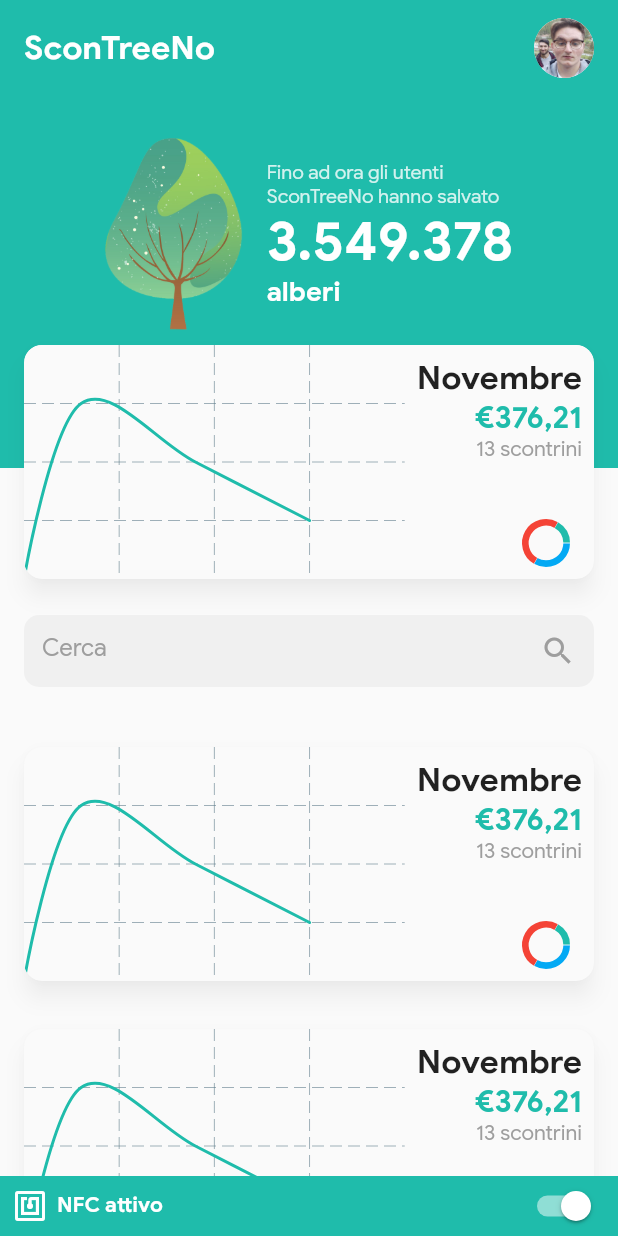
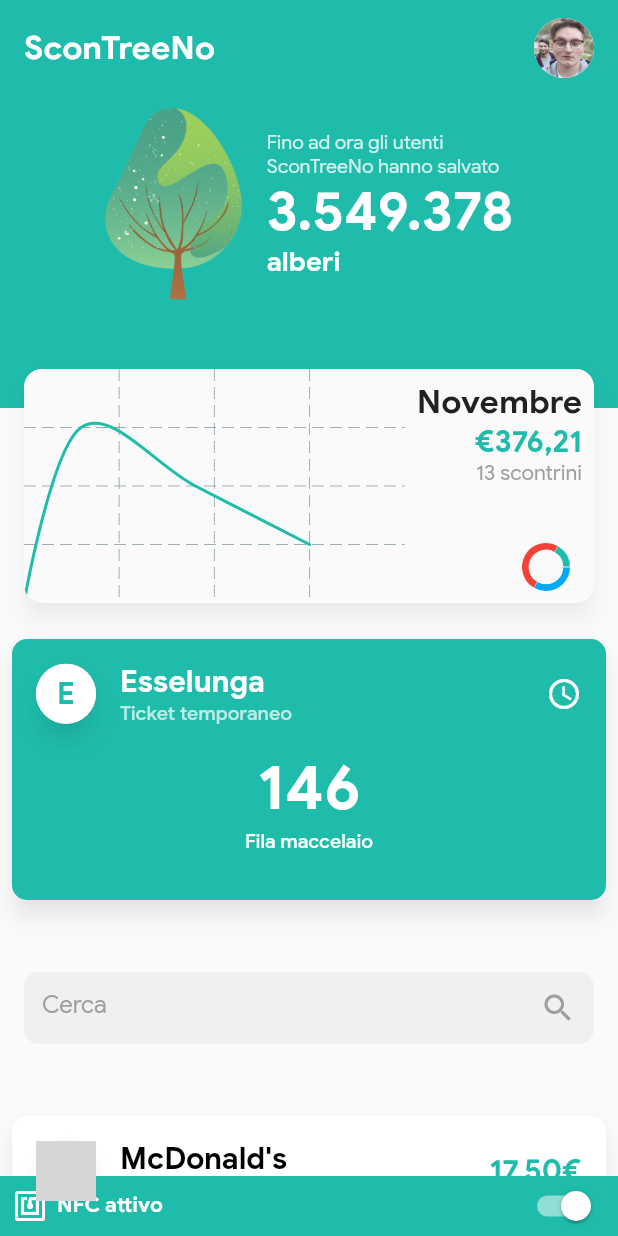
Before and after one commit to Harshurp20/scontreeno, a Flutter app: the screen it shows after launch, on a phone screen of 412 x 824 dp. Run offline on Flutter 3.47's test engine with Material 2 defaults, Android fonts, the light colour scheme and no system bars; drawn by our look-alikes of fl_chart; missing offline and left inert: flutter_nfc_reader, flutter_qr_reader; grey boxes are pictures that could not be loaded.

Commit message:
Refactored receipt class, receipt tile

```diff
--- a/app/lib/models/receipt.dart
+++ b/app/lib/models/receipt.dart
@@ -1,17 +1,41 @@
-class Receipt {
+import 'package:flutter/material.dart';
+import 'package:scontreeno/models/transaction_article.dart';
+
+abstract class Receipt {
   String shopName;
-  double tot;
   String shopImageURL;
   DateTime time;
-  final bool isFiscale;
-  final bool isTemporaneo;
 
-  Receipt({
+  Receipt(
+    this.shopName,
+    this.time, {
     this.shopImageURL,
-    this.shopName,
-    this.tot,
-    this.isFiscale,
-    this.isTemporaneo,
-    this.time,
   });
 }
+
+class FiscalReceipt extends Receipt {
+  List<TransactionArticle> articles;
+
+  FiscalReceipt({
+    @required String shopName,
+    @required this.articles,
+    @required DateTime time,
+    String shopImageURL,
+  }) : super(shopName, time, shopImageURL: shopImageURL);
+
+  double get total =>
+      articles.fold<double>(0.0, (prev, article) => prev + article.tot);
+}
+
+class TempReceipt extends Receipt {
+  String description;
+  String data;
+
+  TempReceipt({
+    @required this.data,
+    @required this.description,
+    @required String shopName,
+    @required DateTime time,
+    String shopImageURL,
+  }) : super(shopName, time, shopImageURL: shopImageURL);
+}
--- /dev/null
+++ b/app/lib/models/transaction_article.dart
@@ -0,0 +1,21 @@
+import 'package:flutter/material.dart';
+
+class TransactionArticle {
+  final String title;
+
+  @protected
+  final double cost;
+  final List<Discount> discounts;
+
+  TransactionArticle(this.title, this.cost, {this.discounts: const []});
+
+  double get tot =>
+      cost - discounts.fold(0.0, (prev, next) => prev + next.discount);
+}
+
+class Discount {
+  final double discount;
+  final String title;
+
+  Discount({@required this.discount, @required this.title});
+}
--- a/app/lib/pages_app/transactions_list/transactions_list_page.dart
+++ b/app/lib/pages_app/transactions_list/transactions_list_page.dart
@@ -5,6 +5,7 @@
 import 'package:scontreeno/misc/palette.dart';
 import 'package:scontreeno/pages_app/transactions_list/widgets/month_header.dart';
 import 'package:scontreeno/pages_app/transactions_list/widgets/month_tile.dart';
+import 'package:scontreeno/pages_app/transactions_list/widgets/receipt_tile.dart';
 import 'package:scontreeno/pages_app/transactions_list/widgets/search_bar.dart';
 import 'package:scontreeno/pages_app/transactions_list/widgets/stats_appbar.dart';
 import 'package:scontreeno/states/general_state.dart';
@@ -112,31 +113,41 @@
         alignment: AlignmentDirectional.topCenter,
         children: <Widget>[
           StatsAppbar(hide: _showMonthHeader),
-          ListView(
+          CustomScrollView(
             controller: _scrollController,
-            padding: EdgeInsets.only(top: 230.0, left: 16.0, right: 16.0),
-            children: <Widget>[
-              MonthTile(),
-              SearchBar(),
-              Padding(
-                padding: const EdgeInsets.symmetric(vertical: 16.0),
-                child: MonthTile(),
+            slivers: <Widget>[
+              SliverToBoxAdapter(child: SizedBox(height: 230.0)),
+              SliverToBoxAdapter(
+                child: Padding(
+                  padding: const EdgeInsets.symmetric(
+                    horizontal: 16.0,
+                    vertical: 16.0,
+                  ),
+                  child: MonthTile(),
+                ),
               ),
-              Padding(
-                padding: const EdgeInsets.symmetric(vertical: 16.0),
-                child: MonthTile(),
+              SliverList(
+                delegate: SliverChildBuilderDelegate(
+                  (context, i) =>
+                      FiscalReceiptTile(receipt: _notifier.tempReceipts[i]),
+                  childCount: _notifier.tempReceipts.length,
+                ),
               ),
-              Padding(
-                padding: const EdgeInsets.symmetric(vertical: 16.0),
-                child: MonthTile(),
+              SliverToBoxAdapter(
+                child: Padding(
+                  padding: const EdgeInsets.symmetric(
+                    horizontal: 16.0,
+                    vertical: 16.0,
+                  ),
+                  child: SearchBar(),
+                ),
               ),
-              Padding(
-                padding: const EdgeInsets.symmetric(vertical: 16.0),
-                child: MonthTile(),
-              ),
-              Padding(
-                padding: const EdgeInsets.symmetric(vertical: 16.0),
-                child: MonthTile(),
+              SliverList(
+                delegate: SliverChildBuilderDelegate(
+                  (context, i) =>
+                      FiscalReceiptTile(receipt: _notifier.fiscalReceipts[/* i */0]),
+                  childCount: _notifier.fiscalReceipts.length * 50,
+                ),
               ),
             ],
           ),
--- /dev/null
+++ b/app/lib/pages_app/transactions_list/widgets/receipt_tile.dart
@@ -0,0 +1,188 @@
+import 'package:flutter/material.dart';
+import 'package:scontreeno/misc/palette.dart';
+import 'package:scontreeno/models/receipt.dart';
+
+class FiscalReceiptTile extends StatelessWidget {
+  final /* Fiscal */ Receipt receipt;
+  const FiscalReceiptTile({Key key, this.receipt}) : super(key: key);
+
+  @override
+  Widget build(BuildContext context) {
+    return Padding(
+      padding: const EdgeInsets.all(8.0),
+      child: Material(
+        color: receipt is FiscalReceipt ? Colors.white : Palette.lightBlue,
+        elevation: 6.0,
+        shadowColor: Colors.black38,
+        borderRadius: BorderRadius.circular(10.0),
+        clipBehavior: Clip.antiAlias,
+        child: Padding(
+          padding: const EdgeInsets.all(16.0),
+          child: Column(
+            children: <Widget>[
+              Row(
+                children: <Widget>[
+                  SizedBox.fromSize(
+                    size: Size.fromRadius(20.0),
+                    child: Material(
+                      elevation: 6.0,
+                      shadowColor: Colors.black38,
+                      shape: CircleBorder(),
+                      clipBehavior: Clip.antiAlias,
+                      child: receipt.shopImageURL != null
+                          ? Image.asset(
+                              receipt.shopImageURL,
+                              fit: BoxFit.cover,
+                            )
+                          : SizedBox.expand(
+                              child: Container(
+                                color: receipt is FiscalReceipt
+                                    ? Palette.lightBlue
+                                    : Colors.white,
+                                child: Center(
+                                  child: Text(
+                                    receipt.shopName.substring(0, 1),
+                                    style: TextStyle(
+                                      fontSize: 20.0,
+                                      color: receipt is FiscalReceipt
+                                          ? Colors.white
+                                          : Palette.lightBlue,
+                                      fontWeight: FontWeight.bold,
+                                    ),
+                                  ),
+                                ),
+                              ),
+                            ),
+                    ),
+                  ),
+                  SizedBox(width: 16.0),
+                  Expanded(
+                    child: Column(
+                      crossAxisAlignment: CrossAxisAlignment.start,
+                      children: <Widget>[
+                        Text(
+                          receipt.shopName,
+                          style: TextStyle(
+                            fontSize: 20.0,
+                            color: receipt is FiscalReceipt
+                                ? Colors.black
+                                : Colors.white,
+                            fontWeight: FontWeight.bold,
+                          ),
+                        ),
+                        if (receipt is FiscalReceipt)
+                          Text(
+                            receipt.time.toIso8601String(),
+                            style: TextStyle(
+                              fontSize: 13.0,
+                              color: Colors.black38,
+                              fontWeight: FontWeight.w500,
+                            ),
+                          )
+                        else
+                          Text(
+                            'Ticket temporaneo',
+                            style: TextStyle(
+                              fontSize: 13.0,
+                              color: Colors.white70,
+                              fontWeight: FontWeight.w500,
+                            ),
+                          ),
+                      ],
+                    ),
+                  ),
+                  if (receipt is FiscalReceipt)
+                    Text(
+                      (receipt as FiscalReceipt).total.toStringAsFixed(2) + '€',
+                      style: TextStyle(
+                        fontSize: 20.0,
+                        color: Palette.lightBlue,
+                        fontWeight: FontWeight.bold,
+                      ),
+                    )
+                  else
+                    Icon(
+                      Icons.access_time,
+                      color: Colors.white,
+                    ),
+                ],
+              ),
+              if (receipt is FiscalReceipt)
+                Padding(
+                  padding: const EdgeInsets.all(16.0),
+                  child: Column(
+                    crossAxisAlignment: CrossAxisAlignment.stretch,
+                    children: (receipt as FiscalReceipt)
+                        .articles
+                        .map<Widget>(
+                          (a) => Row(
+                            children: <Widget>[
+                              Text(
+                                a.title,
+                                textAlign: TextAlign.left,
+                                style: TextStyle(
+                                  fontSize: 20.0,
+                                  fontWeight: FontWeight.bold,
+                                ),
+                              ),
+                              Expanded(
+                                child: Text(
+                                  '....................................................',
+                                  maxLines: 1,
+                                  overflow: TextOverflow.clip,
+                                  style: TextStyle(
+                                    fontSize: 20.0,
+                                    fontWeight: FontWeight.bold,
+                                  ),
+                                ),
+                              ),
+                              Text(
+                                (a.tot
+                                        .toStringAsFixed(2)
+                                        .replaceAll('.', ',')) +
+                                    '€',
+                                textAlign: TextAlign.left,
+                                style: TextStyle(
+                                  fontSize: 20.0,
+                                  fontWeight: FontWeight.bold,
+                                ),
+                              ),
+                            ],
+                          ),
+                        )
+                        .toList(),
+                  ),
+                )
+              else
+                Padding(
+                  padding: const EdgeInsets.all(16.0),
+                  child: Column(
+                    children: <Widget>[
+                      Text(
+                        (receipt as TempReceipt).data,
+                        textAlign: TextAlign.center,
+                        style: TextStyle(
+                          fontSize: 42.0,
+                          color: Colors.white,
+                          fontWeight: FontWeight.bold,
+                        ),
+                      ),
+                      Text(
+                        (receipt as TempReceipt).description,
+                        textAlign: TextAlign.center,
+                        style: TextStyle(
+                          fontSize: 13.0,
+                          color: Colors.white,
+                          fontWeight: FontWeight.w500,
+                        ),
+                      ),
+                    ],
+                  ),
+                ),
+            ],
+          ),
+        ),
+      ),
+    );
+  }
+}
--- a/app/lib/pages_app/transactions_list/widgets/stats_appbar.dart
+++ b/app/lib/pages_app/transactions_list/widgets/stats_appbar.dart
@@ -12,7 +12,7 @@
       curve: Curves.easeOut,
       opacity: hide ? 0.0 : 1.0,
       child: Container(
-        height: 256.0 + kToolbarHeight,
+        height: 216.0 + kToolbarHeight,
         width: double.infinity,
         padding: EdgeInsets.all(8.0)
             .copyWith(top: 8.0 + MediaQuery.of(context).padding.top),
--- a/app/lib/states/general_state.dart
+++ b/app/lib/states/general_state.dart
@@ -1,21 +1,43 @@
+import 'dart:collection';
+
 import 'package:flutter/foundation.dart';
 import 'package:scontreeno/models/receipt.dart';
+import 'package:scontreeno/models/transaction_article.dart';
 
 class GeneralState with ChangeNotifier {
   bool _isNFCactive = true;
-  List<Receipt> receipts = [
-    Receipt(
+  List<FiscalReceipt> _fiscalReceipts = [
+    FiscalReceipt(
       shopName: 'McDonald\'s',
-      isFiscale: true,
-      isTemporaneo: false,
-      tot: 10.6,
+      time: DateTime.now(),
       shopImageURL: 'res/images/mcdonalds.jpg',
+      articles: [
+        TransactionArticle('a', 2.30),
+        TransactionArticle('h fbdsbksdn afukl segk', 2.30),
+        TransactionArticle('Big Tasty', 6.80, discounts: [
+          Discount(title: 'Cupon digitale', discount: 0.70),
+        ]),
+        TransactionArticle('Big Mac', 4.50),
+        TransactionArticle('McFlurry', 2.30),
+      ],
+    ),
+  ];
+  List<TempReceipt> _tempReceipts = [
+    TempReceipt(
+      data: '146',
+      description: 'Fila maccelaio',
+      shopName: 'Esselunga',
       time: DateTime.now(),
     ),
   ];
 
   void addReceipt(Receipt receipt) {
-    receipts.add(receipt);
+    if (receipt is FiscalReceipt) {
+      _fiscalReceipts.add(receipt);
+    } else {
+      _tempReceipts.add(receipt);
+    }
+
     notifyListeners();
   }
 
@@ -25,4 +47,9 @@
   }
 
   bool get nfcStatus => _isNFCactive;
+
+  UnmodifiableListView<FiscalReceipt> get fiscalReceipts =>
+      UnmodifiableListView(_fiscalReceipts);
+  UnmodifiableListView<TempReceipt> get tempReceipts =>
+      UnmodifiableListView(_tempReceipts);
 }
```
